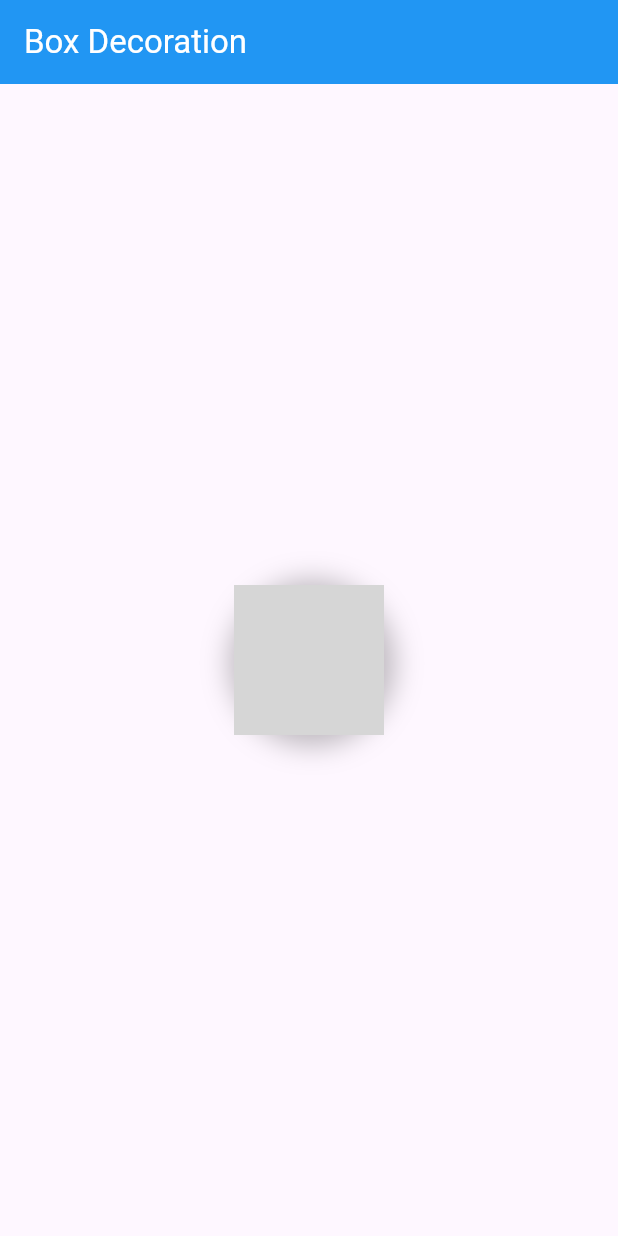
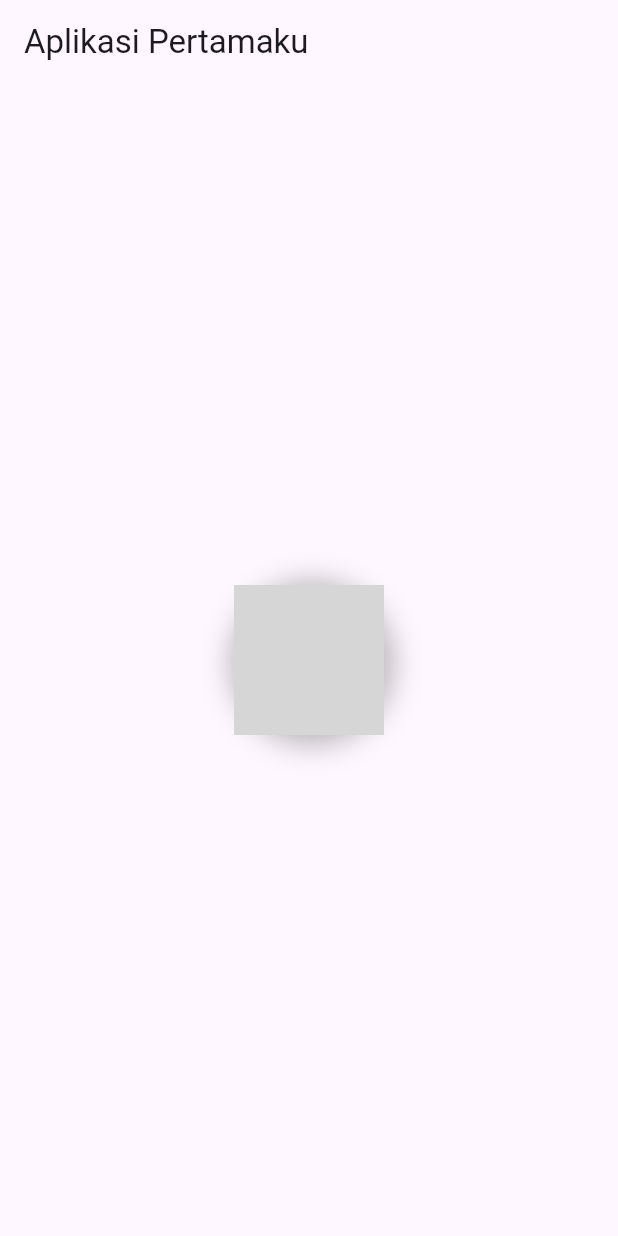
Before and after one commit to ZacharyTheodoreCodes/belajar-flutter, a Flutter app: the screen it shows after launch, on a phone screen of 412 x 824 dp. Run offline on Flutter 3.47's test engine with Material 3 defaults, Android fonts, the phone set to English and light mode, and no system bars; network calls fail; grey boxes are pictures that could not be loaded.

Commit message:
revise box decoration

```diff
--- a/hello_world/lib/box_decoration.dart
+++ b/hello_world/lib/box_decoration.dart
@@ -5,15 +5,17 @@ class BoxyDecoration extends StatelessWidget {
 
   @override
   Widget build(BuildContext context) {
-    return Scaffold(
-      appBar: AppBar(
-        title: const Text(
-          'Box Decoration',
-          style: TextStyle(color: Colors.white),
-        ),
-        backgroundColor: Colors.blue,
-      ),
-      body: Center(
+    return
+        // Scaffold(
+        //   appBar: AppBar(
+        //     title: const Text(
+        //       'Box Decoration',
+        //       style: TextStyle(color: Colors.white),
+        //     ),
+        //     backgroundColor: Colors.blue,
+        //   ),
+        // body:
+        Center(
       child: Container(
         width: 100,
         height: 100,
@@ -37,7 +39,7 @@ class BoxyDecoration extends StatelessWidget {
             ],
             shape: BoxShape.circle),
       ),
-      ),
+      //  ),
     );
   }
 }
--- a/hello_world/lib/main.dart
+++ b/hello_world/lib/main.dart
@@ -11,7 +11,7 @@ class MainApp extends StatelessWidget {
 
   @override
   Widget build(BuildContext context) {
-    //return const MaterialApp(home: MainPage());
-    return const MaterialApp(home: BoxyDecoration());
+    return const MaterialApp(home: MainPage());
+    //return const MaterialApp(home: BoxyDecoration());
   }
 }
--- a/hello_world/lib/main_page.dart
+++ b/hello_world/lib/main_page.dart
@@ -1,4 +1,5 @@
 import 'package:flutter/material.dart';
+import 'package:hello_world/box_decoration.dart';
 
 class MainPage extends StatelessWidget {
   const MainPage({super.key});
@@ -9,6 +10,8 @@ class MainPage extends StatelessWidget {
       appBar: AppBar(
         title: const Text('Aplikasi Pertamaku'),
       ),
+      body: BoxyDecoration(),
+
       //widget center
 
       // body: const Center(
@@ -67,8 +70,6 @@ class MainPage extends StatelessWidget {
       //   )
       //         // ],
       //   ),
-
-
     );
   }
 }
```
Lines whose indentation alone changed are shown as unchanged.
